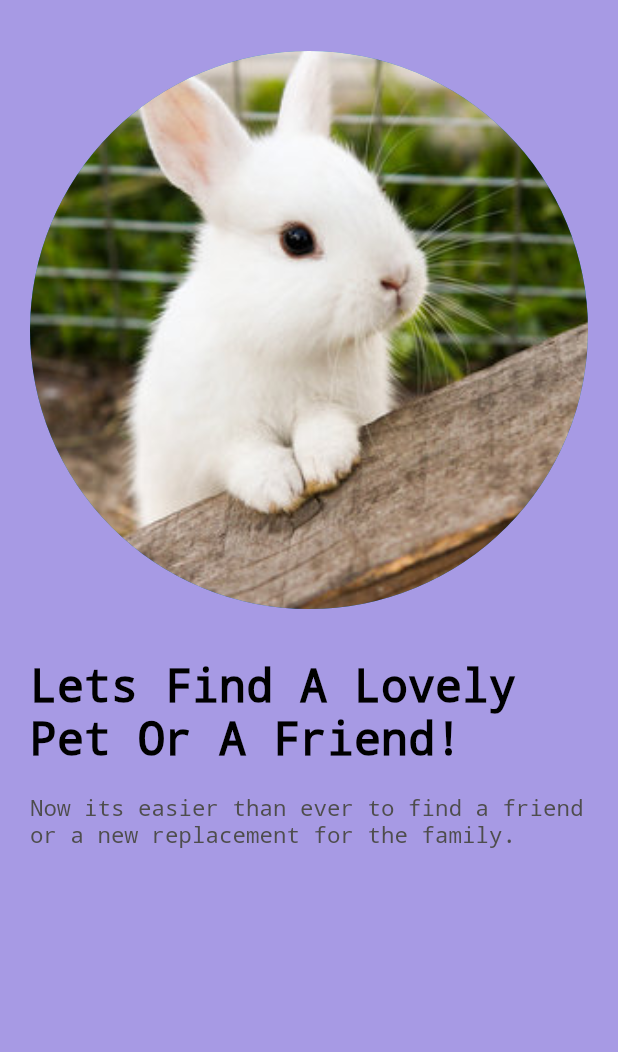
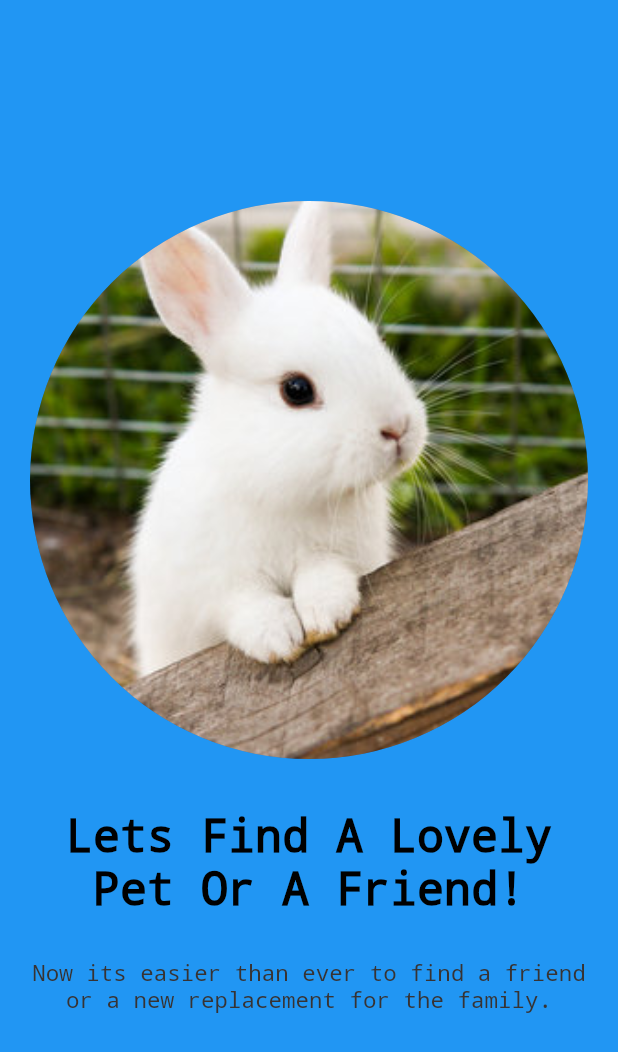
Before and after one commit to anushka3002/Pet-Adoption-App, a Flutter app: the first screen one second after launch, on a phone screen of 412 x 824 dp. Shown: the top 1052 px of the screen. Run offline on Flutter 3.47's test engine with Material 2 defaults, Android fonts, the phone set to English and light mode, and no system bars; our stand-ins replace confetti, flutter_riverpod, shared_preferences.

Commit message:
cleaned code

```diff
--- a/lib/intro_screen.dart
+++ b/lib/intro_screen.dart
@@ -1,7 +1,4 @@
 import 'package:flutter/material.dart';
-import 'package:flutter/src/widgets/container.dart';
-import 'package:flutter/src/widgets/framework.dart';
-import 'package:flutter/widgets.dart';
 import 'package:flutter_riverpod/flutter_riverpod.dart';
 import 'package:pet_adoption_app/infrastructure/provider/registration_provider.dart';
 
@@ -23,9 +20,10 @@ class _IntroScreenState extends ConsumerState<IntroScreen> {
   @override
   Widget build(BuildContext context) {
     return Container(
-      decoration: BoxDecoration(color: Color.fromARGB(255, 167, 154, 228)),
+      decoration: const BoxDecoration(color: Colors.blue),
       child: Padding(
-        padding: EdgeInsets.symmetric(horizontal: 20, vertical: 0),
+        padding: const EdgeInsets.only(left: 20, right: 20, top: 100, bottom: 20),
+        child: Center(
           child: Column(
             children: const [
               CircleAvatar(
@@ -35,21 +33,22 @@ class _IntroScreenState extends ConsumerState<IntroScreen> {
               Text(
                 'Lets Find A Lovely Pet Or A Friend!',
                 style: TextStyle(color: Colors.black, fontSize: 30, decoration: TextDecoration.none),
-              textAlign: TextAlign.start,
+                textAlign: TextAlign.center,
               ),
-            const SizedBox(
-              height: 20,
+              SizedBox(
+                height: 30,
               ),
               Text(
                 'Now its easier than ever to find a friend or a new replacement for the family.',
                 style: TextStyle(
-                  color: Color.fromARGB(255, 78, 77, 77),
+                    color: Color.fromARGB(255, 55, 51, 51),
                     fontSize: 15,
                     fontWeight: FontWeight.w300,
                     decoration: TextDecoration.none),
-              textAlign: TextAlign.start,
+                textAlign: TextAlign.center,
               )
             ],
+          ),
         ),
       ),
     );
--- a/lib/main.dart
+++ b/lib/main.dart
@@ -1,36 +1,27 @@
 import 'dart:async';
-
 import 'package:flutter/material.dart';
 import 'package:flutter_riverpod/flutter_riverpod.dart';
-import 'package:pet_adoption_app/home_page.dart';
 import 'package:pet_adoption_app/intro_screen.dart';
-import 'package:pet_adoption_app/pet_data2.dart';
 
 void main() {
-  runApp(ProviderScope(child: const MyApp()));
+  runApp(const ProviderScope(child: MyApp()));
 }
 
-class MyApp extends StatelessWidget {
+class MyApp extends ConsumerStatefulWidget {
   const MyApp({super.key});
 
+  @override
+  ConsumerState<MyApp> createState() => _MyAppState();
+}
+
+class _MyAppState extends ConsumerState<MyApp> {
   // This widget is the root of your application.
   @override
   Widget build(BuildContext context) {
-    return MaterialApp(
+    return const MaterialApp(
       debugShowCheckedModeBanner: false,
-      home: const MyHomePage(title: 'Find a lovely friend'),
+      home: MyHomePage(title: 'Find a lovely friend'),
     );
-    //  ChangeNotifierProvider(
-    //   create: (context) => PetData(),
-    //   child: MaterialApp(
-    //     debugShowCheckedModeBanner: false,
-    //     title: 'Flutter Demo',
-    //     theme: ThemeData(
-    //       primarySwatch: Colors.blue,
-    //     ),
-    //     home: const MyHomePage(title: 'Find a lovely friend'),
-    //   ),
-    // );
   }
 }
 
@@ -44,22 +35,19 @@ class MyHomePage extends StatefulWidget {
 }
 
 class _MyHomePageState extends State<MyHomePage> {
+  var adopted = "";
+
   @override
   void initState() {
     super.initState();
     Timer(const Duration(seconds: 3),
-        () => Navigator.pushReplacement(context, MaterialPageRoute(builder: (context) => const HomePage())));
+        () => Navigator.pushReplacement(context, MaterialPageRoute(builder: (context) => const IntroScreen())));
   }
 
   @override
   Widget build(BuildContext context) {
-    return Container(
-      // appBar: AppBar(
-      //   title: Text(widget.title),
-      // ),
-      child: Center(
-        child: IntroScreen(),
-      ),
+    return const Center(
+      child: IntroScreen(),
     );
   }
 }
```
Also changed, not shown: lib/details_page.dart (+3 -41 lines), lib/history_page.dart (+2 -18 lines), lib/home_page.dart (+8 -35 lines). Lines whose indentation alone changed are shown as unchanged.
